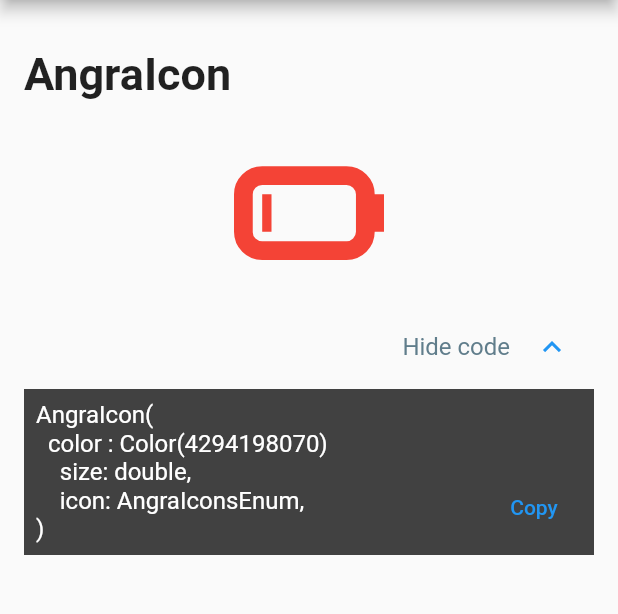
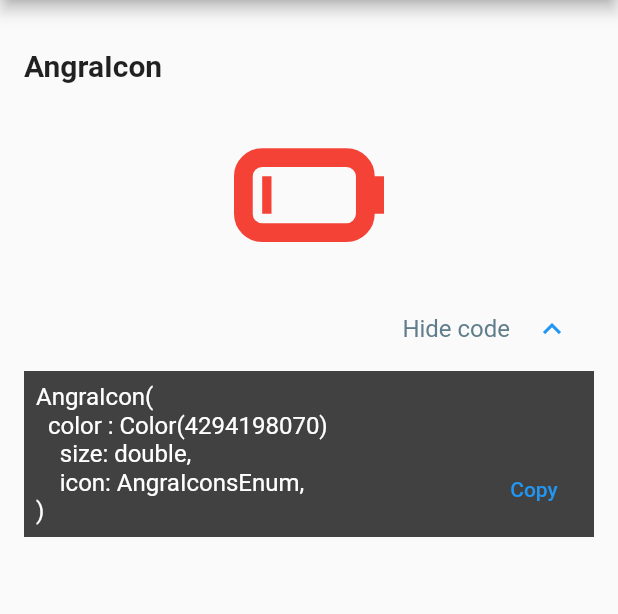
Before and after one commit to Joao-Filh0/angra_projects_ui, a Flutter app: the screen it shows after launch, after a tap on "Show code", on a phone screen of 412 x 824 dp, the part 84-698 px from its top. Run offline on Flutter 3.47's test engine with Material 2 defaults, Android fonts, the phone set to English and light mode, and no system bars; our stand-ins replace flutter_svg, mask_text_input_formatter.

Commit message:
fix text colors

```diff
--- a/example/lib/doc/documentation_expansive_title.dart
+++ b/example/lib/doc/documentation_expansive_title.dart
@@ -36,8 +36,10 @@ class _DocumentationExpansiveTileState
           if (widget.component != null)
             Text(
               widget.component.runtimeType.toString(),
-              style:
-                  const TextStyle(fontWeight: FontWeight.bold, fontSize: 30.0),
+              style: const TextStyle(
+                  fontWeight: FontWeight.bold,
+                  fontSize: 20.0,
+                  color: Colors.black87),
             ),
           if (widget.component != null) verticalSpaceMedium,
           if (widget.component != null) Center(child: widget.component!),
--- a/example/lib/main.dart
+++ b/example/lib/main.dart
@@ -45,6 +45,7 @@ class _HomeScreenState extends State<HomeScreen> {
                 "Angra${listPages[index].runtimeType.toString().replaceAll('Page', '')}",
                 style: const TextStyle(
                     fontWeight: FontWeight.bold,
+                    color: Colors.black87,
                     fontSize: 25.0),
               ),
               onTap: () async {
--- a/lib/widgets/angra_hover_card.dart
+++ b/lib/widgets/angra_hover_card.dart
@@ -59,7 +59,10 @@ class _AngraHoverCardState extends State<AngraHoverCard> {
                     const SizedBox(
                       height: 100,
                     ),
-                    Text(widget.title)
+                    Text(
+                      widget.title,
+                      style: TextStyle(color: widget.iconColor, fontSize: 12.0),
+                    )
                   ],
                 ),
               ),
@@ -71,6 +74,5 @@ class _AngraHoverCardState extends State<AngraHoverCard> {
   void _onEnter(PointerEnterEvent event) =>
       controller.value = widget.hoverColor;
 
-  _onExit(PointerExitEvent event) =>
-      controller.value = widget.backgroundColor;
+  _onExit(PointerExitEvent event) => controller.value = widget.backgroundColor;
 }
```
